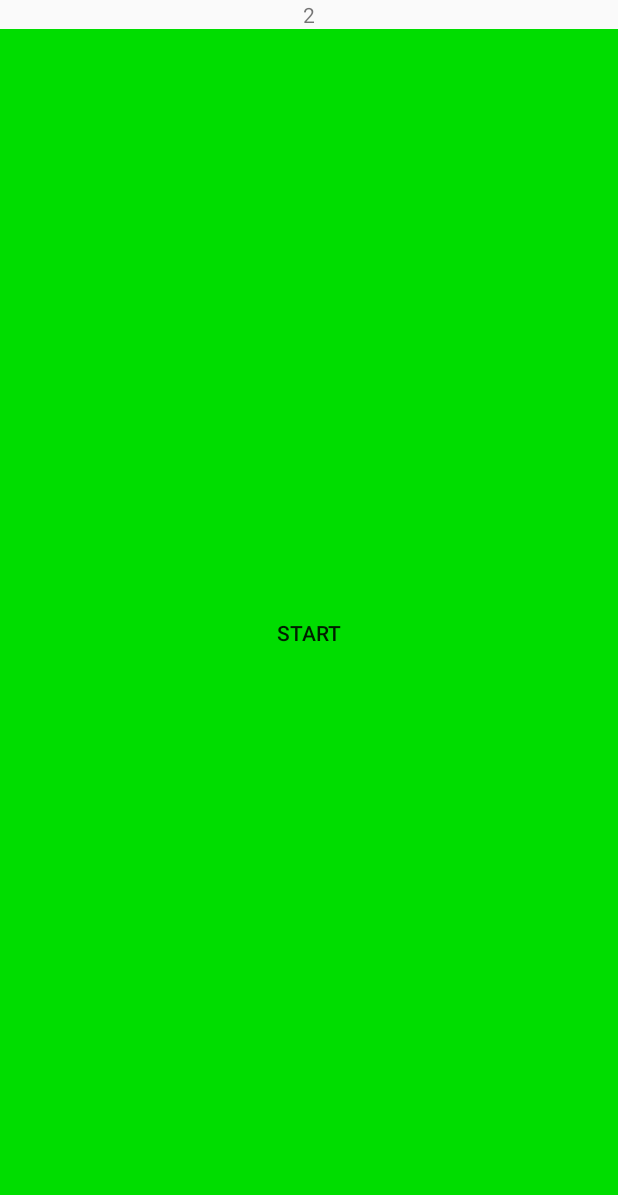
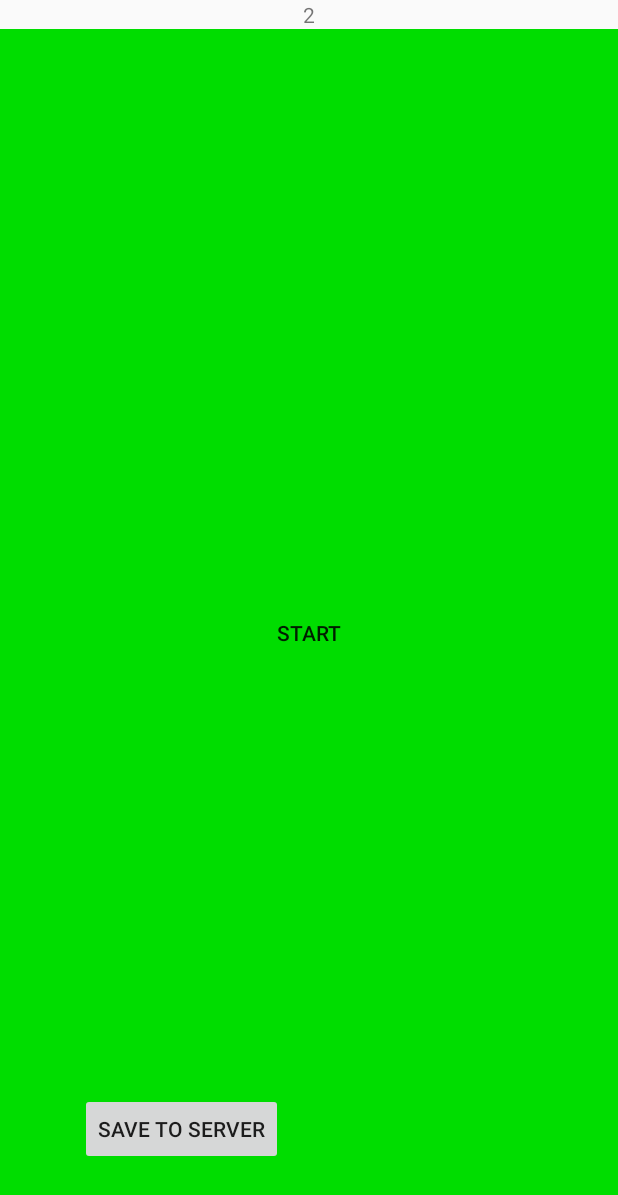
Before and after one commit to DSasivarevic/wody2, an Android app: the layout menu2_layout.xml on its own in the app's theme, with its tools: preview values and no code run, on a phone screen of 412 x 824 dp. Shown: the top 1195 px of the screen. Run offline under Robolectric (Android 15) with nearby library versions, the phone set to English and light mode, and no system bars.

Commit message:
first commit

```diff
--- a/app/src/main/AndroidManifest.xml
+++ b/app/src/main/AndroidManifest.xml
@@ -14,6 +14,8 @@
         <activity
             android:name=".MainActivity"
             android:label="@string/app_name"
+            android:configChanges="orientation"
+            android:screenOrientation="portrait"
             android:theme="@style/AppTheme.NoActionBar" >
             <intent-filter>
                 <action android:name="android.intent.action.MAIN" />
--- a/app/src/main/java/wody/wody/menu_fragment3.java
+++ b/app/src/main/java/wody/wody/menu_fragment3.java
@@ -41,7 +41,7 @@ public class menu_fragment3 extends Fragment {
 
         Classifier cls = null;
         try {
-            cls = (Classifier) weka.core.SerializationHelper.read("assets/test.txt");
+            cls = (Classifier) weka.core.SerializationHelper.read("test.txt");
         } catch (Exception e) {
             e.printStackTrace();
         }
--- a/app/src/main/res/layout/menu2_layout.xml
+++ b/app/src/main/res/layout/menu2_layout.xml
@@ -23,6 +23,18 @@
             android:background="#00DD00"
             android:layout_centerVertical="true"
             android:layout_centerHorizontal="true" />
+
+        <Button
+            android:layout_width="wrap_content"
+            android:layout_height="wrap_content"
+            android:text="Save to Server"
+            android:id="@+id/button2"
+            android:layout_alignParentBottom="true"
+            android:layout_alignParentLeft="true"
+            android:layout_alignParentStart="true"
+            android:layout_marginLeft="53dp"
+            android:layout_marginStart="53dp"
+            android:layout_marginBottom="47dp" />
     </RelativeLayout>
 
 </LinearLayout>
```
Also changed, not shown: app/src/main/java/controllers/Server.java (+17 -13 lines), app/src/main/java/models/WOD.java (+7 -6 lines), app/src/main/java/wody/wody/menu_fragment2.java (+32 -9 lines).
